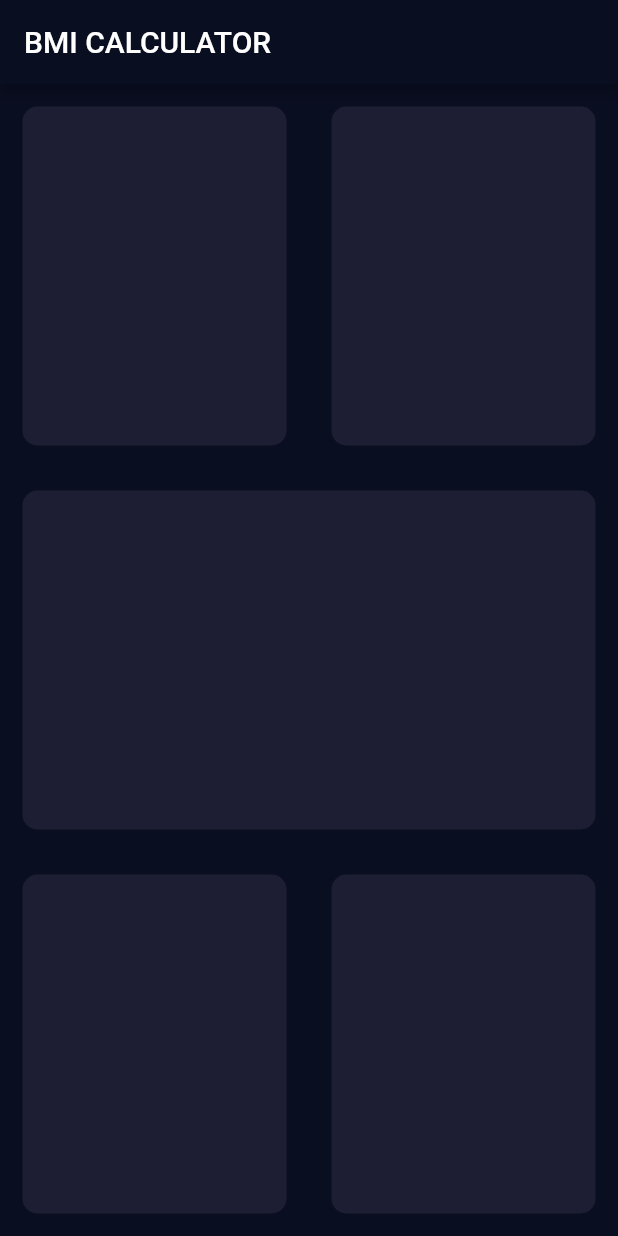
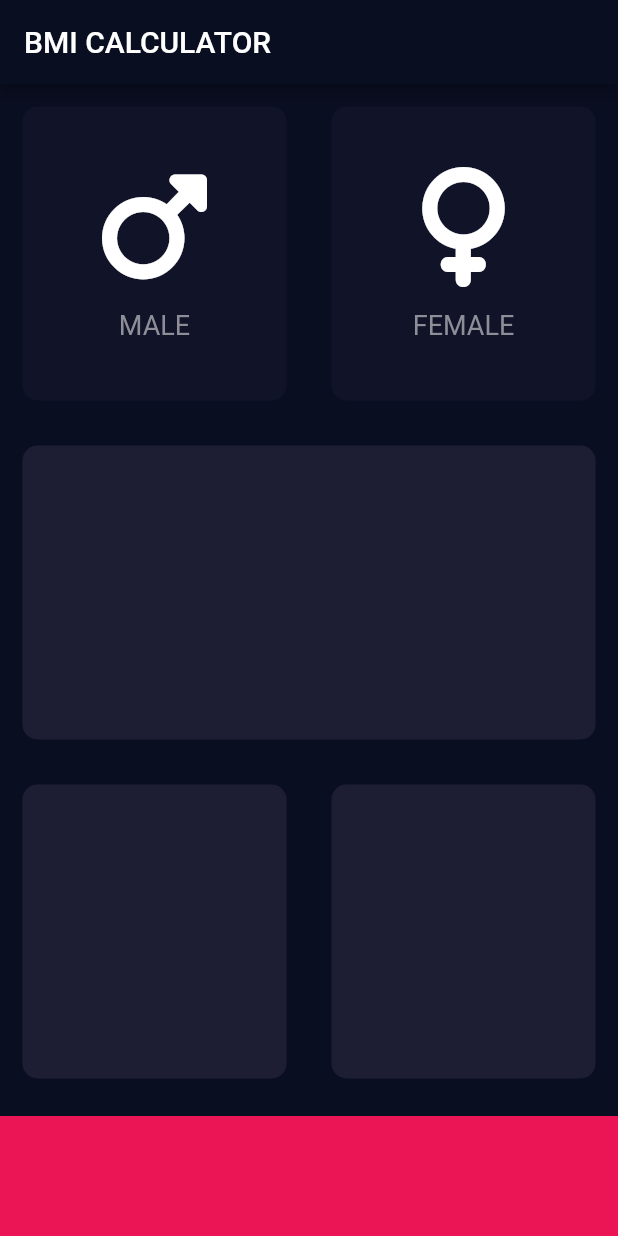
Before and after one commit to webkit-development/bmi-calculator-flutter-master, a Flutter app: the screen it shows after launch, on a phone screen of 412 x 824 dp. Run offline on Flutter 3.47's test engine with Material 2 defaults, Android fonts, the phone set to English and light mode, and no system bars; our stand-ins replace font_awesome_flutter.

```diff
--- /dev/null
+++ b/lib/icon_content.dart
@@ -0,0 +1,31 @@
+import 'package:flutter/material.dart';
+
+class IconContent extends StatelessWidget {
+
+  IconContent({this.icon, this.label});
+  final IconData icon;
+  final String label;
+
+  @override
+  Widget build(BuildContext context) {
+    return Column(
+      mainAxisAlignment: MainAxisAlignment.center,
+      children: <Widget>[
+        Icon(
+          icon,
+          size: 80.0,
+        ),
+        SizedBox(
+          height: 15.0,
+        ),
+        Text(
+          label,
+          style: TextStyle(
+              fontSize: 18.0,
+              color: Color(0xFF8D8E98)
+          ),
+        ),
+      ],
+    );
+  }
+}
--- a/lib/input_page.dart
+++ b/lib/input_page.dart
@@ -1,4 +1,18 @@
 import 'package:flutter/material.dart';
+import 'package:font_awesome_flutter/font_awesome_flutter.dart';
+import 'icon_content.dart';
+import 'reusable_card.dart';
+
+
+const bottomContainerHeight = 80.0;
+const activeCardColor = Color(0xFF1D1E33);
+const inactiveCardColor = Color(0xFF111328);
+const bottomContainerColor = Color(0xFFEB1555);
+
+enum Gender {
+  male,
+  female,
+}
 
 class InputPage extends StatefulWidget {
   @override
@@ -6,6 +20,9 @@ class InputPage extends StatefulWidget {
 }
 
 class _InputPageState extends State<InputPage> {
+
+  Gender selectedGender;
+
   @override
   Widget build(BuildContext context) {
     return Scaffold(
@@ -18,13 +35,35 @@ class _InputPageState extends State<InputPage> {
             child: Row(
               children: <Widget>[
                 Expanded(
-                  child: ReusableCard(
-                    color: Color(0xFF1D1E33),
+                  child: GestureDetector(
+                    onTap: () {
+                      setState(() {
+                        selectedGender = Gender.male;
+                      });
+                    },
+                    child: ReusableCard(
+                      color: selectedGender == Gender.male ? activeCardColor : inactiveCardColor,
+                      cardChild: IconContent(
+                        icon: FontAwesomeIcons.mars,
+                        label: 'MALE',
+                      ),
+                    ),
                   ),
                 ),
                 Expanded(
-                  child: ReusableCard(
-                    color: Color(0xFF1D1E33),
+                  child: GestureDetector(
+                    onTap: () {
+                      setState(() {
+                        selectedGender = Gender.female;
+                      });
+                    },
+                    child: ReusableCard(
+                      color: selectedGender == Gender.female ? activeCardColor : inactiveCardColor,
+                      cardChild: IconContent(
+                        icon: FontAwesomeIcons.venus,
+                        label: 'FEMALE',
+                      ),
+                    ),
                   ),
                 ),
               ],
@@ -32,7 +71,7 @@ class _InputPageState extends State<InputPage> {
           ),
           Expanded(
             child: ReusableCard(
-              color: Color(0xFF1D1E33),
+              color: activeCardColor,
             ),
           ),
           Expanded(
@@ -40,36 +79,25 @@ class _InputPageState extends State<InputPage> {
               children: <Widget>[
                 Expanded(
                   child: ReusableCard(
-                    color: Color(0xFF1D1E33),
+                    color: activeCardColor,
                   ),
                 ),
                 Expanded(
                   child: ReusableCard(
-                    color: Color(0xFF1D1E33),
+                    color: activeCardColor,
                   ),
                 ),
               ],
             ),
           ),
+          Container(
+            color: bottomContainerColor,
+            margin: EdgeInsets.only(top: 10.0),
+            width: double.infinity,
+            height: bottomContainerHeight,
+          )
         ],
       ),
     );
   }
 }
-
-class ReusableCard extends StatelessWidget {
-
-  ReusableCard({@required this.color});
-  final Color color;
-
-  @override
-  Widget build(BuildContext context) {
-    return Container(
-      margin: EdgeInsets.all(15.0),
-      decoration: BoxDecoration(
-          color: color,
-          borderRadius: BorderRadius.circular(10.0)
-      ),
-    );
-  }
-}
--- /dev/null
+++ b/lib/reusable_card.dart
@@ -0,0 +1,21 @@
+import 'package:flutter/material.dart';
+
+
+class ReusableCard extends StatelessWidget {
+
+  ReusableCard({@required this.color, this.cardChild});
+  final Color color;
+  final Widget cardChild;
+
+  @override
+  Widget build(BuildContext context) {
+    return Container(
+      child: cardChild,
+      margin: EdgeInsets.all(15.0),
+      decoration: BoxDecoration(
+          color: color,
+          borderRadius: BorderRadius.circular(10.0)
+      ),
+    );
+  }
+}
--- a/pubspec.yaml
+++ b/pubspec.yaml
@@ -11,6 +11,7 @@ dependencies:
     sdk: flutter
 
   cupertino_icons: ^0.1.2
+  font_awesome_flutter: ^10.1.0
 
 dev_dependencies:
   flutter_test:
```
